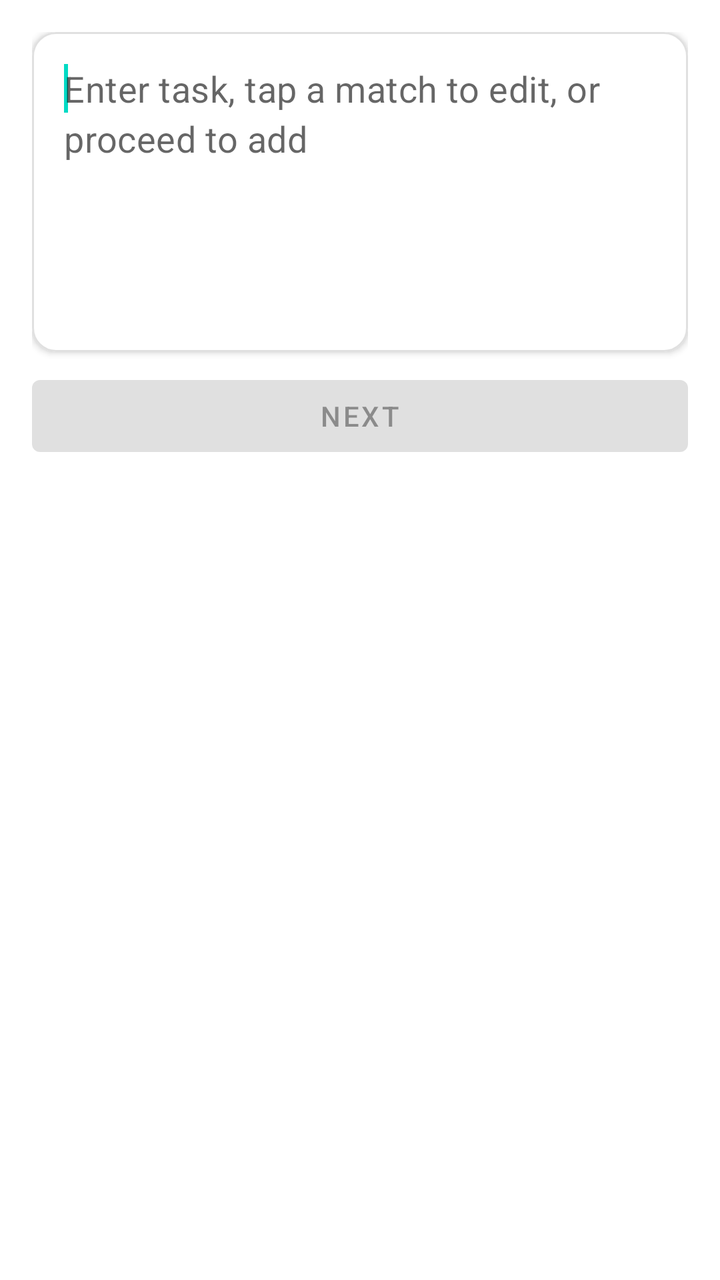
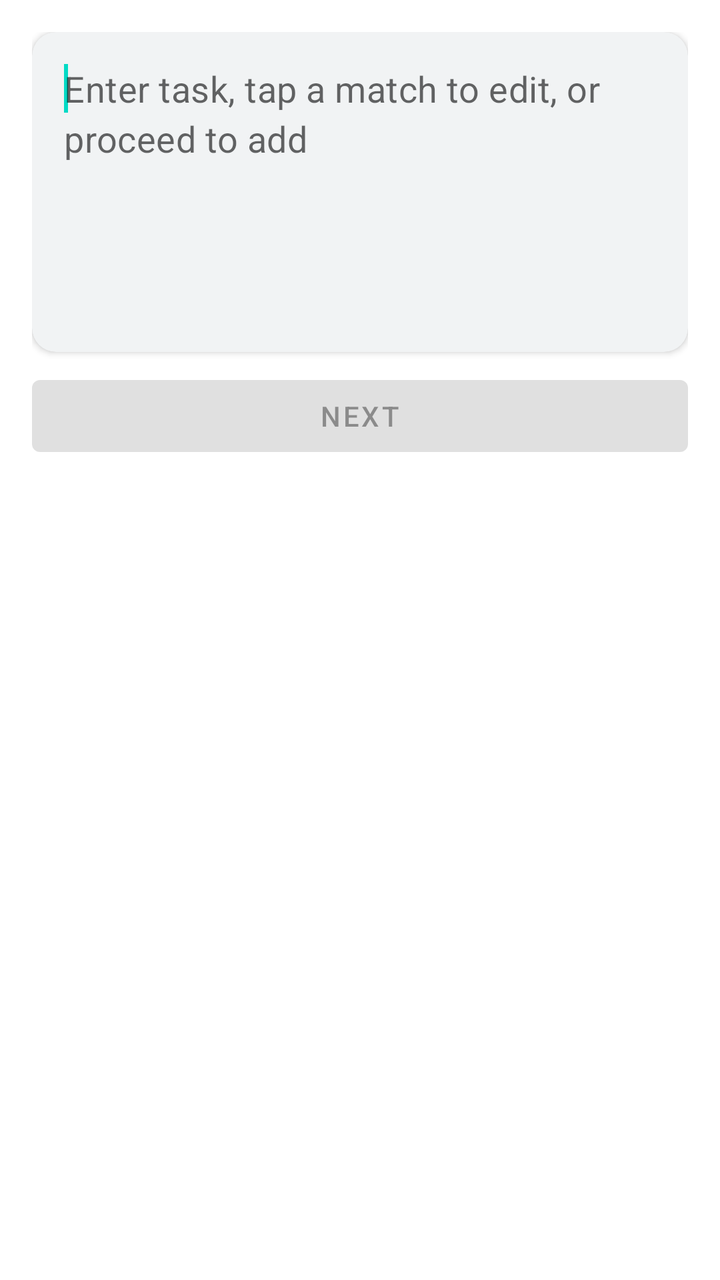

An Android layout rendered at two revisions. The XML below is the earlier revision; the diff shows what the commit changed to produce the second picture.
<!-- AndroidManifest.xml: activity theme Theme.JustNow -->
<!-- res/layout/fragment_task_input.xml -->
<?xml version="1.0" encoding="utf-8"?>
<LinearLayout xmlns:android="http://schemas.android.com/apk/res/android"
    xmlns:app="http://schemas.android.com/apk/res-auto"
    android:layout_width="match_parent"
    android:layout_height="match_parent"
    android:orientation="vertical"
    android:padding="16dp"
    android:background="?android:attr/colorBackground">

    <com.google.android.material.card.MaterialCardView
        android:layout_width="match_parent"
        android:layout_height="wrap_content"
        android:layout_marginBottom="8dp"
        app:cardElevation="2dp"
        app:cardCornerRadius="12dp"
        app:strokeWidth="1dp"
        app:strokeColor="@color/divider">

        <EditText
            android:id="@+id/et_task_content"
            android:layout_width="match_parent"
            android:layout_height="160dp"
            android:hint="@string/s_input_search_hint"
            android:inputType="textMultiLine|textCapSentences"
            android:gravity="top|start"
            android:background="@android:color/transparent"
            android:padding="16dp"
            android:textAppearance="@style/TextAppearance.JustNow.Body"
            android:scrollbars="vertical"
            android:lineSpacingExtra="4dp">

            <requestFocus />
        </EditText>
    </com.google.android.material.card.MaterialCardView>

    <TextView
        android:id="@+id/tv_search_hint"
        android:layout_width="match_parent"
        android:layout_height="wrap_content"
        android:textAppearance="@style/TextAppearance.JustNow.Caption"
        android:textColor="@color/text_tertiary"
        android:layout_marginBottom="8dp"
        android:text="@string/s_search_hint_detail"
        android:visibility="gone" />

    <androidx.recyclerview.widget.RecyclerView
        android:id="@+id/rv_search_results"
        android:layout_width="match_parent"
        android:layout_height="0dp"
        android:layout_weight="1"
        android:visibility="gone"
        android:clipToPadding="false"
        android:paddingTop="4dp"
        android:paddingBottom="4dp" />

    <Button
        android:id="@+id/btn_next"
        android:layout_width="match_parent"
        android:layout_height="wrap_content"
        android:text="@string/s_next"
        android:enabled="false" />

</LinearLayout>
<!-- resources referenced by this layout -->
<resources>
  <color name="divider">#E0E0E0</color>
  <color name="text_tertiary">#666666</color>
  <string name="s_input_search_hint">Enter task, tap a match to edit, or proceed to add</string>
  <string name="s_next">Next</string>
  <string name="s_search_hint_detail">Matched keywords are highlighted · Tap to edit · Or press Next to add</string>
  <style name="TextAppearance.JustNow.Body" parent="TextAppearance.MaterialComponents.Subtitle1">
          <item name="android:textSize">@dimen/text_size_body</item>
      </style>
  <style name="TextAppearance.JustNow.Caption" parent="TextAppearance.MaterialComponents.Caption">
          <item name="android:textSize">@dimen/text_size_caption</item>
      </style>
  <style name="Theme.JustNow" parent="Theme.MaterialComponents.DayNight.NoActionBar">
          
          <item name="colorPrimary">@color/purple_500</item>
          <item name="colorPrimaryVariant">@color/purple_700</item>
          <item name="colorOnPrimary">@color/white</item>
          
          <item name="colorSecondary">@color/teal_200</item>
          <item name="colorSecondaryVariant">@color/teal_700</item>
          <item name="colorOnSecondary">@color/black</item>
          
          
          <item name="popupTheme">@style/ThemeOverlay.MaterialComponents.Light</item>
          <item name="alertDialogTheme">@style/ThemeOverlay.JustNow.AlertDialog</item>
      </style>
  <dimen name="text_size_body">18sp</dimen>
  <dimen name="text_size_caption">16sp</dimen>
  <color name="purple_500">#FF6200EE</color>
  <color name="purple_700">#FF3700B3</color>
  <color name="white">#FFFFFFFF</color>
  <color name="teal_200">#FF03DAC5</color>
  <color name="teal_700">#FF018786</color>
  <color name="black">#FF000000</color>
  <style name="TextAppearance.JustNow.Dialog.Title" parent="TextAppearance.JustNow.Title">
          <item name="android:textColor">@color/text_primary</item>
      </style>
  <color name="text_primary">#1A1A1A</color>
  <color name="text_secondary">#757575</color>
  <style name="TextAppearance.JustNow.Dialog.Body" parent="TextAppearance.JustNow.Body">
          <item name="android:textColor">@color/text_primary</item>
      </style>
  <style name="Widget.JustNow.Dialog.Button" parent="Widget.MaterialComponents.Button.TextButton.Dialog">
          <item name="android:textAppearance">@style/TextAppearance.JustNow.Dialog.Button</item>
          <item name="android:textColor">@color/dialog_primary_action_text</item>
          <item name="textAllCaps">false</item>
      </style>
  <style name="Widget.JustNow.Dialog.Button.Secondary" parent="Widget.MaterialComponents.Button.TextButton.Dialog">
          <item name="android:textAppearance">@style/TextAppearance.JustNow.Dialog.Button.Secondary</item>
          <item name="android:textColor">@color/dialog_action_text</item>
          <item name="textAllCaps">false</item>
      </style>
  <style name="TextAppearance.JustNow.Title" parent="TextAppearance.MaterialComponents.Headline6">
          <item name="android:textSize">@dimen/text_size_title</item>
      </style>
  <style name="TextAppearance.JustNow.Dialog.Button" parent="TextAppearance.JustNow.Body">
          <item name="android:textColor">@color/dialog_primary_action_text</item>
      </style>
  <style name="TextAppearance.JustNow.Dialog.Button.Secondary" parent="TextAppearance.JustNow.Body">
          <item name="android:textColor">@color/dialog_action_text</item>
      </style>
  <dimen name="text_size_title">22sp</dimen>
  <!-- unchanged entries left out for length: 1 -->
</resources>

<!-- the commit's change to res/layout/fragment_task_input.xml (unified diff, before → after) -->
@@ -13,8 +13,8 @@
         android:layout_marginBottom="8dp"
         app:cardElevation="2dp"
         app:cardCornerRadius="12dp"
-        app:strokeWidth="1dp"
-        app:strokeColor="@color/divider">
+        app:strokeWidth="0dp"
+        app:cardBackgroundColor="@color/search_box_bg">
 
         <EditText
             android:id="@+id/et_task_content"
<!-- resource entries referenced after the edit -->
@@ -1,6 +1,6 @@
 <!-- resources referenced by this layout -->
 <resources>
-  <color name="divider">#E0E0E0</color>
+  <color name="search_box_bg">#F1F3F4</color>
   <color name="text_tertiary">#666666</color>
   <string name="s_input_search_hint">Enter task, tap a match to edit, or proceed to add</string>
   <string name="s_next">Next</string>
